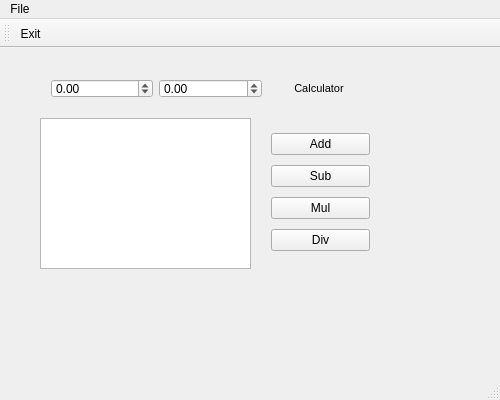
wawy1967/wawyQtCalculator, file mainwindow.ui: the form before one commit.
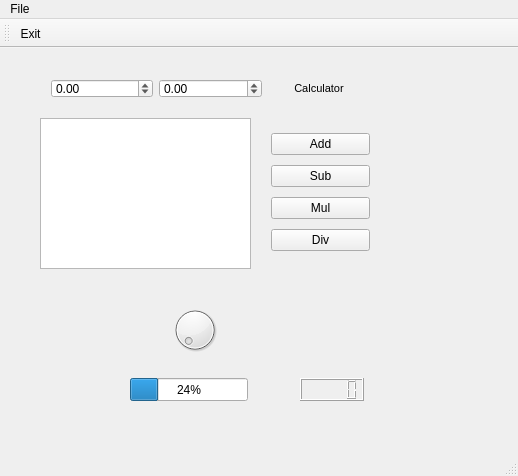
The form after the commit. Icons and pictures are not drawn.

Diff of the .ui file:
```diff
--- a/mainwindow.ui
+++ b/mainwindow.ui
@@ -6,8 +6,8 @@
    <rect>
     <x>0</x>
     <y>0</y>
-    <width>500</width>
-    <height>400</height>
+    <width>518</width>
+    <height>476</height>
    </rect>
   </property>
   <property name="windowTitle">
@@ -114,14 +114,47 @@
      </rect>
     </property>
    </widget>
+   <widget class="QDial" name="dial">
+    <property name="geometry">
+     <rect>
+      <x>170</x>
+      <y>250</y>
+      <width>50</width>
+      <height>64</height>
+     </rect>
+    </property>
+   </widget>
+   <widget class="QProgressBar" name="progressBar">
+    <property name="geometry">
+     <rect>
+      <x>130</x>
+      <y>330</y>
+      <width>118</width>
+      <height>23</height>
+     </rect>
+    </property>
+    <property name="value">
+     <number>24</number>
+    </property>
+   </widget>
+   <widget class="QLCDNumber" name="lcdNumber">
+    <property name="geometry">
+     <rect>
+      <x>300</x>
+      <y>330</y>
+      <width>64</width>
+      <height>23</height>
+     </rect>
+    </property>
+   </widget>
   </widget>
   <widget class="QMenuBar" name="menuBar">
    <property name="geometry">
     <rect>
      <x>0</x>
      <y>0</y>
-     <width>500</width>
-     <height>21</height>
+     <width>518</width>
+     <height>22</height>
     </rect>
    </property>
    <widget class="QMenu" name="menuFile">
```
